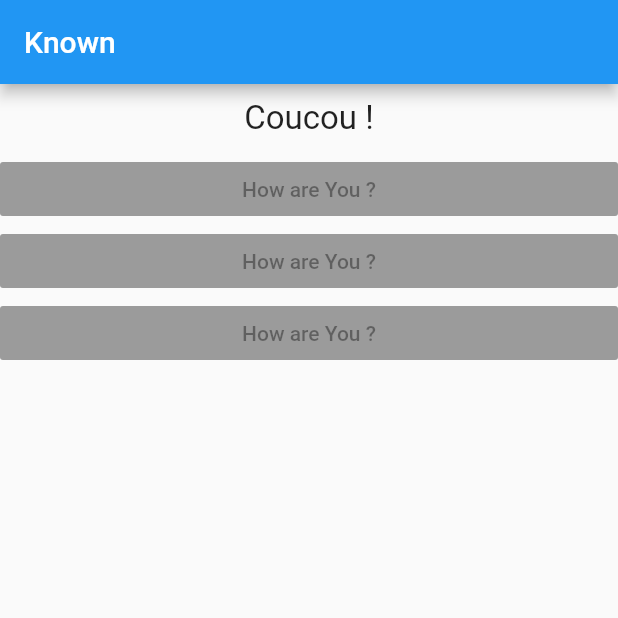
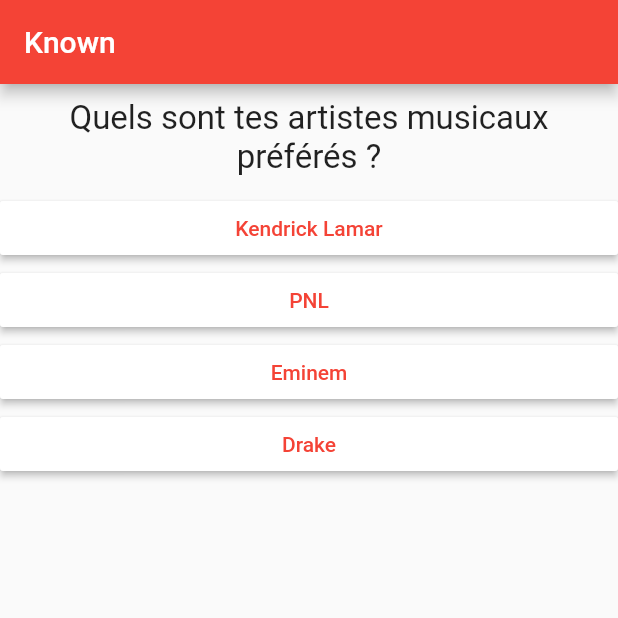
Before and after one commit to AlexStefanos/Known, a Flutter app: the screen it shows after launch, on a phone screen of 412 x 824 dp, the top half of it. Run offline on Flutter 3.47's test engine with Material 2 defaults, Android fonts, the phone set to English and light mode, and no system bars.

Commit message:
46. Done + Rename askNews.dart -> answer.dart & sayHello.dart -> question.dart

```diff
--- /dev/null
+++ b/known/lib/answer.dart
@@ -0,0 +1,22 @@
+import 'package:flutter/material.dart';
+
+class Answer extends StatelessWidget {
+  final Function selectHandler;
+  final String answerText;
+
+  Answer(this.selectHandler, this.answerText);
+
+  @override
+  Widget build(BuildContext context) {
+    return Container(
+      width: double.infinity,
+      // ignore: deprecated_member_use
+      child: RaisedButton(
+        color: Colors.white,
+        textColor: Colors.red,
+        child: Text(answerText),
+        onPressed: selectHandler,
+      ),
+    );
+  }
+}
--- a/known/lib/askNews.dart
+++ /dev/null
@@ -1,15 +0,0 @@
-import 'package:flutter/material.dart';
-
-class AskNews extends StatelessWidget {
-  @override
-  Widget build(BuildContext context) {
-    return Container(
-      width: double.infinity,
-      child: RaisedButton(
-        color: Colors.blue,
-        child: Text('How are You ?'),
-        onPressed: null,
-      ),
-    );
-  }
-}
--- a/known/lib/main.dart
+++ b/known/lib/main.dart
@@ -1,7 +1,7 @@
 import 'package:flutter/material.dart';
 
-import './sayHello.dart';
-import './askNews.dart';
+import 'question.dart';
+import 'answer.dart';
 
 /*void main() {
   runApp(Known());
@@ -17,34 +17,47 @@
 }
 
 class _KnownState extends State<Known> {
-  var _greetingsIndex = 0;
+  var _questionIndex = 0;
 
-  void _sayHello() {
+  void _answerQuestion() {
     setState(() {
-      _greetingsIndex = _greetingsIndex + 1;
+      _questionIndex = _questionIndex + 1;
     });
-    print(_greetingsIndex);
+    print(_questionIndex);
   }
 
   @override
   Widget build(BuildContext context) {
-    var greetings = [
-      'Coucou !',
-      'Salut !',
+    const questions = [
+      {
+        'questionText': 'Quels sont tes artistes musicaux préférés ?',
+        'answers': ['Kendrick Lamar', 'PNL', 'Eminem', 'Drake']
+      },
+      {
+        'questionText': 'Quels sont tes acteurs préférés ?',
+        'answers': ['Jim Carrey', 'Tom Hardy', 'Ryan Gosling', 'Emma Stone']
+      },
+      {
+        'questionText':
+            'Est-ce que j\'ai fait que 3 questions pour le moment ?',
+        'answers': ['Oui', 'oui', 'oUi', 'OUI']
+      },
     ];
     return MaterialApp(
       home: Scaffold(
         appBar: AppBar(
           title: Text('Known'),
+          backgroundColor: Colors.red,
         ),
         body: Column(
           children: [
-            SayHello(
-              greetings[_greetingsIndex],
+            Question(
+              questions[_questionIndex]['questionText'],
             ),
-            AskNews(),
-            AskNews(),
-            AskNews(),
+            ...(questions[_questionIndex]['answers'] as List<String>)
+                .map((answer) {
+              return Answer(_answerQuestion, answer);
+            }).toList()
           ],
         ),
       ),
--- a/known/lib/sayHello.dart
+++ b/known/lib/question.dart
@@ -1,12 +1,12 @@
 import 'package:flutter/material.dart';
 
-class SayHello extends StatelessWidget {
-  final String sayHelloText;
+class Question extends StatelessWidget {
+  final String questionText;
 
 /* si on fait un constructeur 'classique', on a une erreur car on utilise une
 final String. Donc on ne peut lui 'réattribuer' la valeur donnée indirectement
 à travers le constructeur*/
-  SayHello(this.sayHelloText);
+  Question(this.questionText);
 
   @override
   Widget build(BuildContext context) {
@@ -14,7 +14,7 @@
       width: double.infinity,
       margin: EdgeInsets.all(10),
       child: Text(
-        sayHelloText,
+        questionText,
         style: TextStyle(fontSize: 22),
         textAlign: TextAlign.center,
       ),
```
